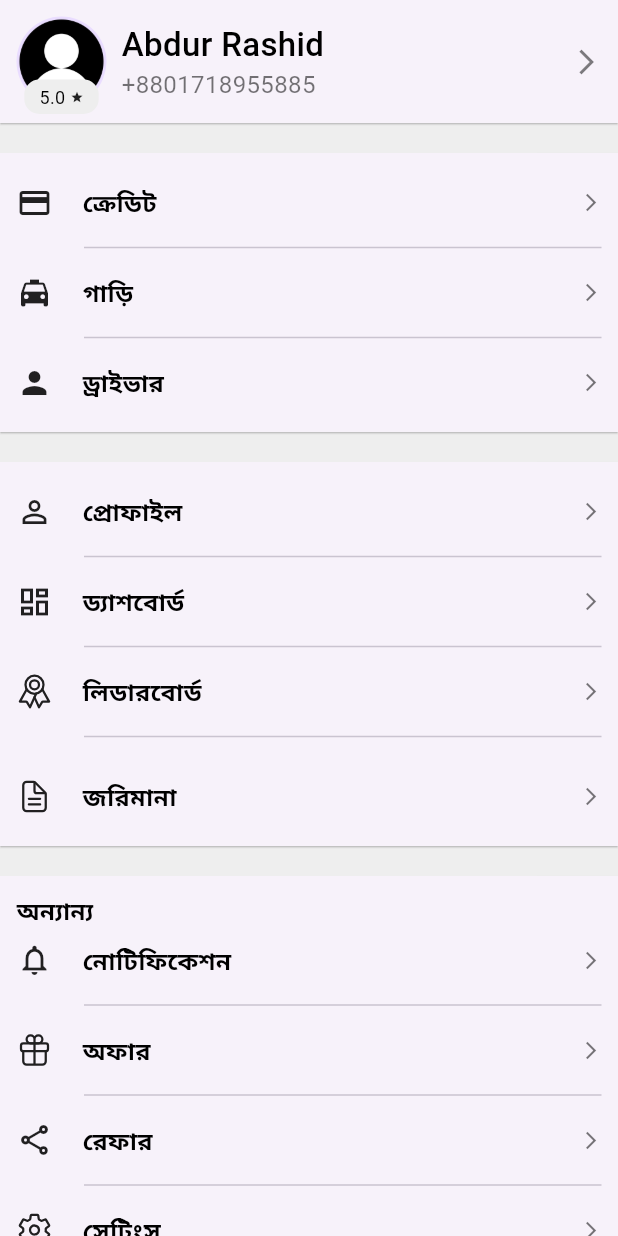
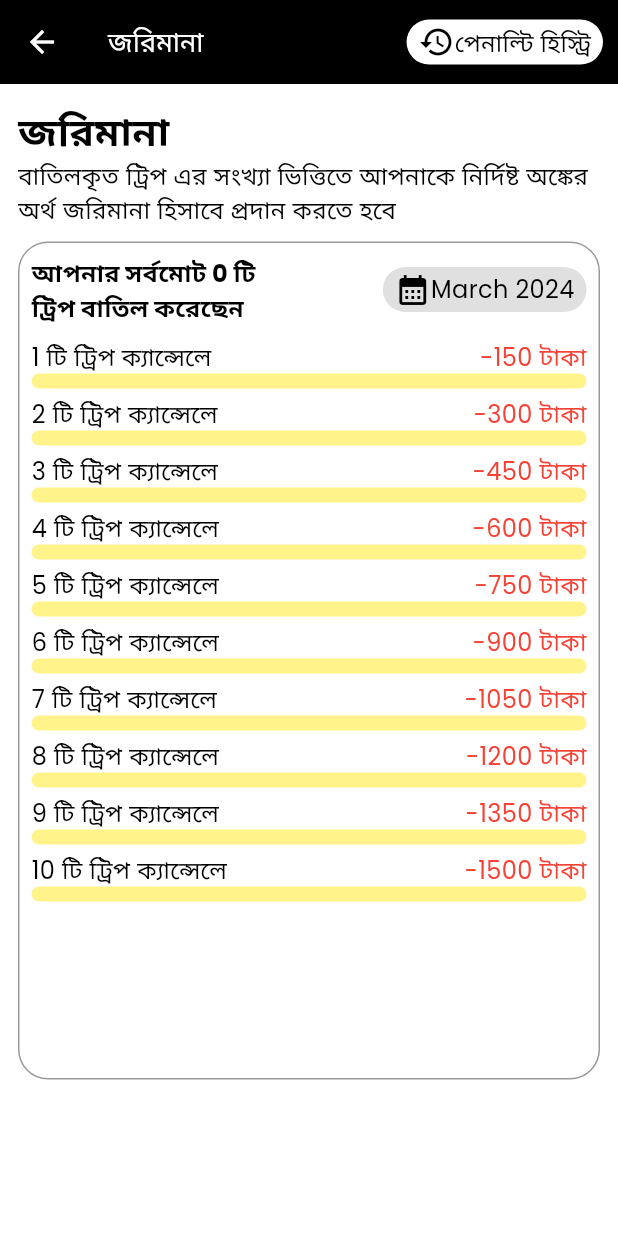
Before and after one commit to anisur-rahman-samim/drutosheba, a Flutter app: the MenuPage screen opened directly, after a tap on "জরিমানা", on a phone screen of 412 x 824 dp. Run offline on Flutter 3.47's test engine with Material 3 defaults, Android fonts, the phone set to English and light mode, and no system bars; our stand-ins replace dotted_border, get, google_fonts, hexcolor, image_picker, ionicons and 1 more.

Commit message:
working some ui

```diff
--- a/lib/src/app.dart
+++ b/lib/src/app.dart
@@ -1,3 +1,4 @@
+import 'package:druto_seba_driver/src/pages/welcome/views/welcome_views.dart';
 import 'package:flutter/material.dart';
 import 'package:get/get.dart';
 import 'configs/appTheme.dart';
@@ -9,7 +10,8 @@ class App extends StatelessWidget {
     return GetMaterialApp(
       theme: AppTheme.appTheme,
       debugShowCheckedModeBanner: false,
-      home: BottombarHome(),
+      //home: BottombarHome(),
+      home: WelcomeView(),
     );
   }
 }
--- a/lib/src/components/drawer/drawerComponent.dart
+++ b/lib/src/components/drawer/drawerComponent.dart
@@ -5,7 +5,7 @@ import 'package:druto_seba_driver/src/pages/driver/driverPage.dart';
 import 'package:druto_seba_driver/src/pages/drawerPage/helpPage.dart';
 import 'package:druto_seba_driver/src/pages/drawerPage/settingsPage.dart';
 import 'package:druto_seba_driver/src/pages/drawerPage/tikaPage.dart';
-import 'package:druto_seba_driver/src/pages/userAccount/profilePage.dart';
+import 'package:druto_seba_driver/src/pages/userAccount/views/profilePage.dart';
 import 'package:flutter/material.dart';
 import 'package:get/get.dart';
 import 'package:ionicons/ionicons.dart';
--- /dev/null
+++ b/lib/src/configs/app_images.dart
@@ -0,0 +1,6 @@
+class AppImages{
+  static const welcome = "assets/img/welcome.jpg";
+  static const login = "assets/img/login.png";
+  static const signup = "assets/img/signup.png";
+
+}
--- a/lib/src/pages/home/homePage.dart
+++ b/lib/src/pages/home/homePage.dart
@@ -4,7 +4,7 @@ import 'package:druto_seba_driver/src/pages/credit/creditPage.dart';
 import 'package:druto_seba_driver/src/pages/drawerPage/notificationsPage.dart';
 import 'package:druto_seba_driver/src/pages/trip/returnTripPage.dart';
 import 'package:druto_seba_driver/src/pages/trip/tripRequestPage.dart';
-import 'package:druto_seba_driver/src/pages/userAccount/profilePage.dart';
+import 'package:druto_seba_driver/src/pages/userAccount/views/profilePage.dart';
 import 'package:druto_seba_driver/src/widgets/card/customCardWidget.dart';
 import 'package:druto_seba_driver/src/widgets/header_title/header_title.dart';
 import 'package:druto_seba_driver/src/widgets/text/kText.dart';
--- a/lib/src/pages/menu/menuPage.dart
+++ b/lib/src/pages/menu/menuPage.dart
@@ -4,6 +4,7 @@ import 'package:druto_seba_driver/src/pages/credit/creditPage.dart';
 import 'package:druto_seba_driver/src/pages/drawerPage/dashboardPage.dart';
 import 'package:druto_seba_driver/src/pages/drawerPage/leaderBoardPage.dart';
 import 'package:druto_seba_driver/src/pages/driver/driverPage.dart';
+import 'package:druto_seba_driver/src/pages/penalty/views/penalty_view.dart';
 import 'package:flutter/material.dart';
 import 'package:get/get.dart';
 import 'package:ionicons/ionicons.dart';
@@ -16,7 +17,7 @@ import '../drawerPage/helpPage.dart';
 import '../drawerPage/notificationsPage.dart';
 import '../drawerPage/offerPage.dart';
 import '../drawerPage/settingsPage.dart';
-import '../userAccount/profilePage.dart';
+import '../userAccount/views/profilePage.dart';
 
 class MenuPage extends StatelessWidget {
   const MenuPage({Key? key}) : super(key: key);
@@ -167,7 +168,9 @@ class MenuPage extends StatelessWidget {
                 ),
                 sizeH10,
                 _listTile(
-                  onTap: () {},
+                  onTap: () {
+                    Get.to(() => PenaltyView());
+                  },
                   leadingIcon: Ionicons.document_text_outline,
                   title: 'জরিমানা',
                 ),
--- /dev/null
+++ b/lib/src/pages/penalty/views/penalty_view.dart
@@ -0,0 +1,120 @@
+import 'package:druto_seba_driver/src/configs/appColors.dart';
+import 'package:druto_seba_driver/src/services/text_styles.dart';
+import 'package:flutter/material.dart';
+import 'package:get/get.dart';
+
+class PenaltyView extends StatelessWidget {
+  const PenaltyView({super.key});
+
+  @override
+  Widget build(BuildContext context) {
+    return Scaffold(
+      appBar: AppBar(
+        title: Text("জরিমানা",style: h2.copyWith(color: white),),
+        actions: [
+          Container(
+            height: 30,
+            decoration: BoxDecoration(
+              borderRadius: BorderRadius.circular(30),
+              color: white
+            ),
+            child: Center(
+              child: Padding(
+                padding: const EdgeInsets.symmetric(horizontal: 8.0),
+                child: Row(
+                  children: [
+                    Icon(Icons.history,color: black,),
+                    Text("পেনাল্টি হিস্ট্রি",style: h3,)
+                  ],
+                ),
+              ),
+            ),
+          ),
+          SizedBox(width: 10,),
+        ],
+      ),
+      body: Padding(
+        padding: const EdgeInsets.all(12.0),
+        child: Column(
+          crossAxisAlignment: CrossAxisAlignment.start,
+          children: [
+            Text("জরিমানা",style: h1.copyWith(fontSize: 26),),
+            Text("বাতিলকৃত ট্রিপ এর সংখ্যা ভিত্তিতে আপনাকে নির্দিষ্ট অঙ্কের অর্থ জরিমানা হিসাবে প্রদান করতে হবে",style: h4.copyWith(fontSize: 16),),
+            SizedBox(height: 10,),
+            Container(
+              width: Get.width,
+              decoration: BoxDecoration(
+                borderRadius: BorderRadius.circular(20),
+                border: Border.all(color: black.withOpacity(0.4)),
+              ),
+              child: Padding(
+                padding: const EdgeInsets.all(8.0),
+                child: SingleChildScrollView(
+                  child: Column(
+                    crossAxisAlignment: CrossAxisAlignment.start,
+                    children: [
+                      Row(
+                        mainAxisAlignment: MainAxisAlignment.spaceBetween,
+                        children: [
+                          Text("আপনার সর্বমোট 0 টি \nট্রিপ বাতিল করেছেন ",style: h1.copyWith(fontSize: 16,fontWeight: FontWeight.bold),),
+                          Container(
+                            height: 30,
+                            decoration: BoxDecoration(
+                                borderRadius: BorderRadius.circular(30),
+                                color: grey.shade300
+                            ),
+                            child: Center(
+                              child: Padding(
+                                padding: const EdgeInsets.symmetric(horizontal: 8.0),
+                                child: Row(
+                                  children: [
+                                    Icon(Icons.calendar_month,color: black,),
+                                    Text("March 2024",style: h3,)
+                                  ],
+                                ),
+                              ),
+                            ),
+                          ),
+                        ],
+                      ),
+                      SizedBox(height: 10,),
+
+                     SizedBox(
+                       height: Get.height / 1.7,
+                       child: ListView.builder(
+                         itemCount: 10,
+                           scrollDirection: Axis.vertical,
+                           itemBuilder: (context,index){
+                             return Column(
+                               children: [
+                                 Row(
+                                   mainAxisAlignment: MainAxisAlignment.spaceBetween,
+                                   children: [
+                                     Text("${index + 1} টি ট্রিপ ক্যান্সেলে",style: h3,),
+                                     Text("-${150 * (index + 1)} টাকা",style: h3.copyWith(color: Colors.red),),
+                                   ],
+                                 ),
+                                 Container(
+                                   height: 10,
+                                   decoration: BoxDecoration(
+                                     borderRadius: BorderRadius.circular(20),
+                                     color: Colors.yellow.withOpacity(0.6),
+                                   ),
+                                 ),
+                                 SizedBox(height: 5,),
+                               ],
+                             );
+                           }
+                       ),
+                     )
+                    ],
+                  ),
+                ),
+              ),
+            )
+          ],
+        ),
+      ),
+    );
+  }
+}
--- /dev/null
+++ b/lib/src/services/text_styles.dart
@@ -0,0 +1,54 @@
+import 'package:flutter/material.dart';
+import 'package:google_fonts/google_fonts.dart';
+
+import '../configs/appColors.dart';
+import 'dimensions.dart';
+
+
+final h1 = GoogleFonts.poppins(
+  fontWeight: FontWeight.bold,
+  fontSize: Dimensions.fontSizeOverLarge,
+  color: black,
+);
+
+final h2 = GoogleFonts.poppins(
+  fontWeight: FontWeight.w400,
+  fontSize: Dimensions.fontSizeExtraLarge,
+  color: black,
+);
+
+final h3 = GoogleFonts.poppins(
+  fontWeight: FontWeight.w400,
+  fontSize: Dimensions.fontSizeLarge,
+  color: black,
+);
+
+final h4 = GoogleFonts.poppins(
+  fontWeight: FontWeight.w400,
+  fontSize: Dimensions.fontSizeDefault,
+  color: black,
+);
+
+final h5 = GoogleFonts.poppins(
+  fontWeight: FontWeight.w400,
+  fontSize: Dimensions.fontSizeSmall,
+  color: black,
+);
+
+final h6 = GoogleFonts.poppins(
+  fontWeight: FontWeight.w400,
+  fontSize: Dimensions.fontSizeExtraSmall,
+  color: black,
+);
+
+final titleStyle = GoogleFonts.poppins(
+  fontWeight: FontWeight.w400,
+  fontSize: Dimensions.fontSizeOverLarge,
+  color: black,
+);
+
+final subTitleStyle = GoogleFonts.poppins(
+  fontWeight: FontWeight.w400,
+  fontSize: Dimensions.fontSizeDefault,
+  color: black,
+);
--- a/lib/src/widgets/button/primaryButton.dart
+++ b/lib/src/widgets/button/primaryButton.dart
@@ -40,7 +40,7 @@ Widget primaryButton({
               KText(
                 text: buttonName,
                 color: textColor ?? white,
-                fontSize: fontSize ?? 16,
+                fontSize: fontSize ?? 15,
                 fontWeight: FontWeight.w600,
               ),
         ),
--- a/pubspec.yaml
+++ b/pubspec.yaml
@@ -22,6 +22,11 @@ dependencies:
   google_fonts: ^4.0.1
   dotted_border: ^2.0.0+3
 
+  #image_picker:
+  image_picker: ^1.0.7
+
+
+
 
 dev_dependencies:
   flutter_test:
```
Also changed, not shown: lib/src/pages/penalty/views/penalty_history.dart (added, +13 -0 lines), lib/src/pages/userAccount/controller/profile_edit_controller.dart (added, +21 -0 lines), lib/src/pages/userAccount/views/profileEditPage.dart (renamed from lib/src/pages/userAccount/profileEditPage.dart, +42 -119 lines), lib/src/pages/userAccount/views/profilePage.dart (renamed from lib/src/pages/userAccount/profilePage.dart, +4 -4 lines), lib/src/pages/welcome/views/welcome_views.dart (added, +71 -0 lines), lib/src/services/dimensions.dart (added, +28 -0 lines), assets/img/login.png (added), assets/img/signup.png (added), assets/img/welcome.jpg (added), pubspec.lock, 6 other files.
